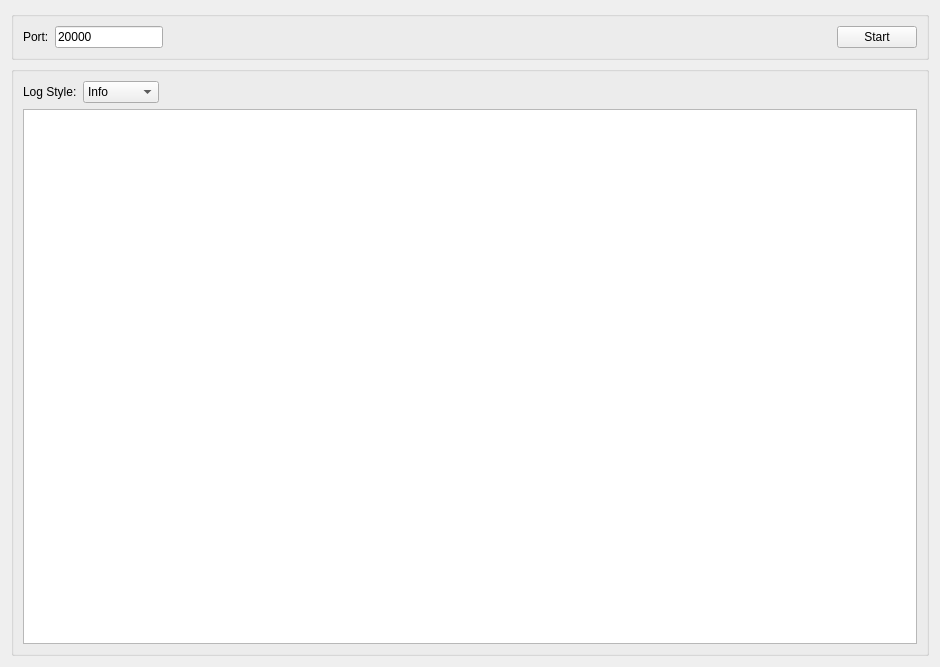
Above: Widgets/UdpWidget.ui from navinreddy23/Qt_TCP_UDP_Server before the change. Below: the same form after it.
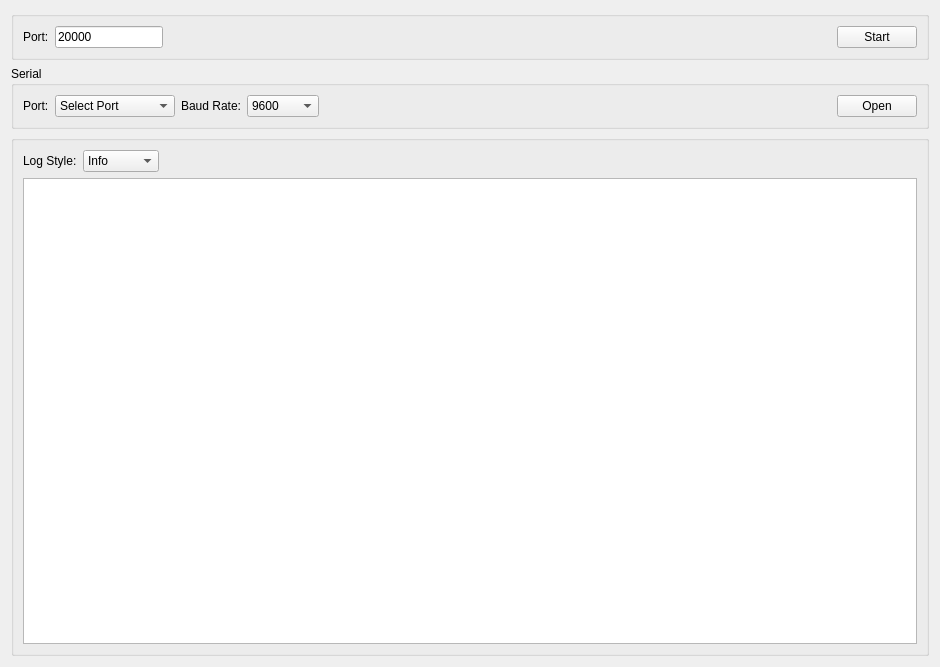
That is the form after the change.

Commit message: Added serial port UI for UDP widget.

```diff
--- a/Widgets/UdpWidget.ui
+++ b/Widgets/UdpWidget.ui
@@ -22,6 +22,93 @@
   </property>
   <layout class="QGridLayout" name="gridLayout_5">
    <item row="1" column="0">
+    <widget class="QGroupBox" name="groupBox">
+     <property name="title">
+      <string>Serial</string>
+     </property>
+     <layout class="QGridLayout" name="gridLayout_4">
+      <item row="0" column="0">
+       <layout class="QGridLayout" name="gridLayout_2">
+        <item row="0" column="2">
+         <widget class="QLabel" name="label_3">
+          <property name="text">
+           <string>Baud Rate:</string>
+          </property>
+         </widget>
+        </item>
+        <item row="0" column="3">
+         <widget class="QComboBox" name="cmbBaud">
+          <item>
+           <property name="text">
+            <string>9600</string>
+           </property>
+          </item>
+          <item>
+           <property name="text">
+            <string>38400</string>
+           </property>
+          </item>
+          <item>
+           <property name="text">
+            <string>115200</string>
+           </property>
+          </item>
+         </widget>
+        </item>
+        <item row="0" column="1">
+         <widget class="QComboBox" name="cmbSerialPort">
+          <property name="sizePolicy">
+           <sizepolicy hsizetype="Fixed" vsizetype="Fixed">
+            <horstretch>0</horstretch>
+            <verstretch>0</verstretch>
+           </sizepolicy>
+          </property>
+          <property name="minimumSize">
+           <size>
+            <width>120</width>
+            <height>0</height>
+           </size>
+          </property>
+          <item>
+           <property name="text">
+            <string>Select Port</string>
+           </property>
+          </item>
+         </widget>
+        </item>
+        <item row="0" column="0">
+         <widget class="QLabel" name="label_2">
+          <property name="text">
+           <string>Port:</string>
+          </property>
+         </widget>
+        </item>
+       </layout>
+      </item>
+      <item row="0" column="1">
+       <spacer name="horizontalSpacer_3">
+        <property name="orientation">
+         <enum>Qt::Horizontal</enum>
+        </property>
+        <property name="sizeHint" stdset="0">
+         <size>
+          <width>479</width>
+          <height>20</height>
+         </size>
+        </property>
+       </spacer>
+      </item>
+      <item row="0" column="2">
+       <widget class="QPushButton" name="btnSerial">
+        <property name="text">
+         <string>Open</string>
+        </property>
+       </widget>
+      </item>
+     </layout>
+    </widget>
+   </item>
+   <item row="2" column="0">
     <widget class="QGroupBox" name="gpMicUdpStats">
      <property name="title">
       <string/>
```
Left out of the diff: 110 changed lines with no effect on the pictures. The commit also changes 4 other files.
